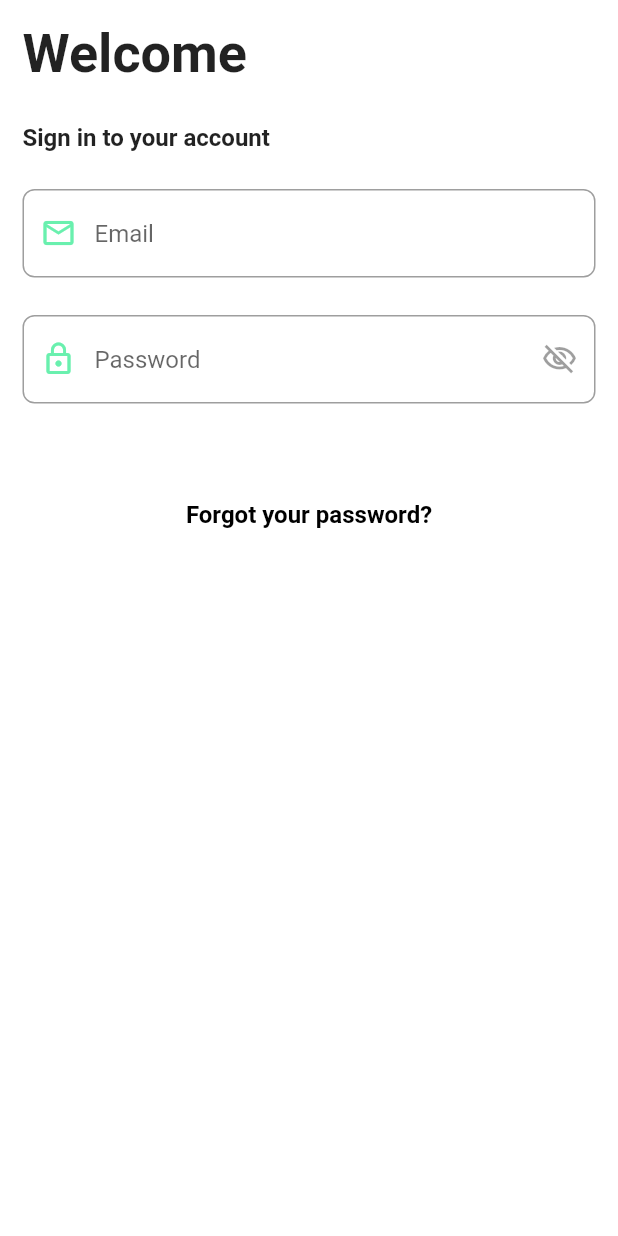
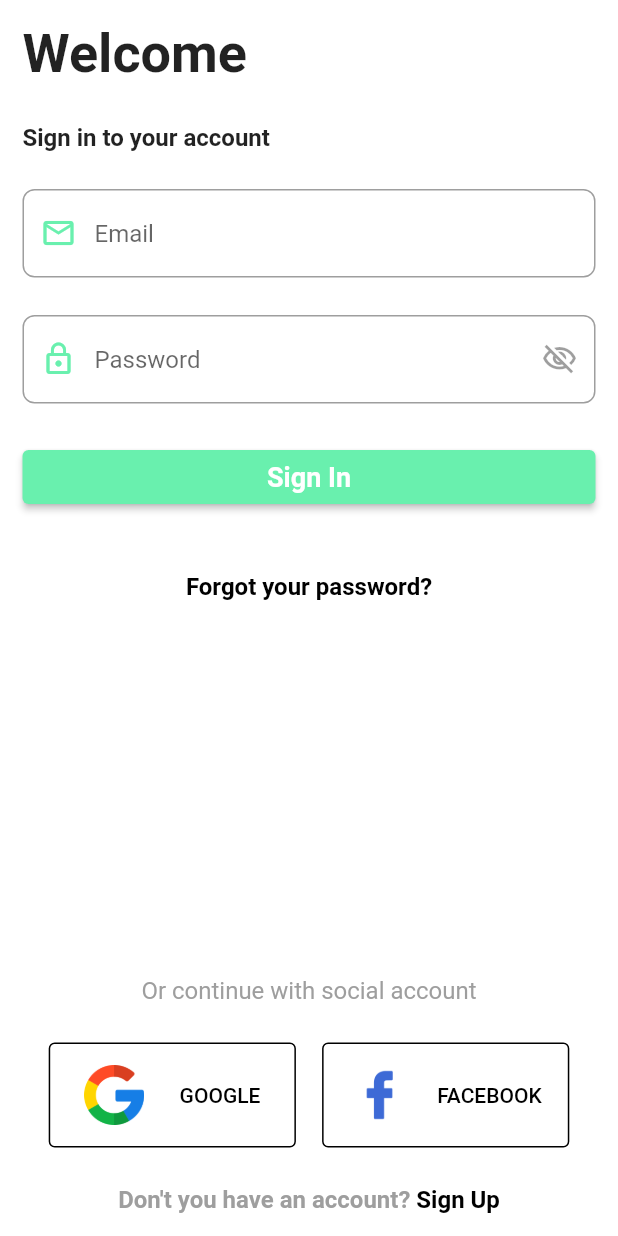
Before and after one commit to itsmohsin/manasuApp, a Flutter app: the screen it shows after launch, on a phone screen of 412 x 824 dp. Run offline on Flutter 3.47's test engine with Material 2 defaults, Android fonts, the phone set to English and light mode, and no system bars.

Commit message:
added social login in auth_screen

```diff
--- a/lib/components/button.dart
+++ b/lib/components/button.dart
@@ -0,0 +1,37 @@
+import 'package:flutter/material.dart';
+import 'package:manasu/utils/config.dart';
+
+class Button extends StatelessWidget {
+  const Button(
+      {super.key,
+      required this.width,
+      required this.title,
+      required this.disabled,
+      required this.onPressed});
+
+  final double width;
+  final String title;
+  final bool disabled;
+  final Function() onPressed;
+
+  @override
+  Widget build(BuildContext context) {
+    return SizedBox(
+      width: width,
+      child: ElevatedButton(
+        style: ElevatedButton.styleFrom(
+          backgroundColor: Config.primaryColor,
+          foregroundColor: Colors.white,
+        ),
+        onPressed: disabled ? null : () => onPressed,
+        child: Text(
+          title,
+          style: const TextStyle(
+            fontSize: 18,
+            fontWeight: FontWeight.bold,
+          ),
+        ),
+      ),
+    );
+  }
+}
--- a/lib/components/login_form.dart
+++ b/lib/components/login_form.dart
@@ -1,4 +1,5 @@
 import 'package:flutter/material.dart';
+import 'package:manasu/components/button.dart';
 import 'package:manasu/utils/config.dart';
 
 class LoginForm extends StatefulWidget {
@@ -61,6 +62,12 @@ class _LoginFormState extends State<LoginForm> {
           ),
           Config.spaceSmall,
           // login button
+          Button(
+            width: double.infinity,
+            title: 'Sign In',
+            onPressed: () {},
+            disabled: false,
+          ),
         ],
       ),
     );
--- /dev/null
+++ b/lib/components/social_button.dart
@@ -0,0 +1,40 @@
+import 'package:flutter/material.dart';
+import 'package:manasu/utils/config.dart';
+
+class SocialButton extends StatelessWidget {
+  const SocialButton({super.key, required this.social});
+
+  final String social;
+
+  @override
+  Widget build(BuildContext context) {
+    Config().init(context);
+    return OutlinedButton(
+      style: OutlinedButton.styleFrom(
+        padding: const EdgeInsets.symmetric(vertical: 15),
+        side: const BorderSide(width: 1, color: Colors.black),
+      ),
+      onPressed: () {},
+      child: SizedBox(
+        width: Config.widthSize * 0.4,
+        child: Row(
+          mainAxisAlignment: MainAxisAlignment.spaceEvenly,
+          children: <Widget>[
+            Image.asset(
+              // downloaded social icons
+              'assets/$social.png',
+              width: 40,
+              height: 40,
+            ),
+            Text(
+              social.toUpperCase(),
+              style: const TextStyle(
+                color: Colors.black,
+              ),
+            )
+          ],
+        ),
+      ),
+    );
+  }
+}
--- a/lib/screens/auth_page.dart
+++ b/lib/screens/auth_page.dart
@@ -1,5 +1,6 @@
 import 'package:flutter/material.dart';
 import 'package:manasu/components/login_form.dart';
+import 'package:manasu/components/social_button.dart';
 import 'package:manasu/utils/config.dart';
 import 'package:manasu/utils/text.dart';
 
@@ -42,7 +43,7 @@ class _AuthPageState extends State<AuthPage> {
               ),
             ),
             Config.spaceSmall,
-            LoginForm(), // login components
+            const LoginForm(), // login components
             Config.spaceSmall,
             Center(
               child: TextButton(
@@ -57,6 +58,48 @@ class _AuthPageState extends State<AuthPage> {
                 ),
               ),
             ),
+            // add social button sign in
+            const Spacer(),
+            Center(
+              child: Text(
+                AppText.enText['social_login']!,
+                style: TextStyle(
+                  fontSize: 16,
+                  fontWeight: FontWeight.normal,
+                  color: Colors.grey.shade500,
+                ),
+              ),
+            ),
+            Config.spaceSmall,
+            const Row(
+              mainAxisAlignment: MainAxisAlignment.spaceEvenly,
+              children: <Widget>[
+                SocialButton(social: 'google'),
+                SocialButton(social: 'facebook'),
+              ],
+            ),
+            Config.spaceSmall,
+            Row(
+              mainAxisAlignment: MainAxisAlignment.center,
+              children: [
+                Text(
+                  AppText.enText['signUp_text']!,
+                  style: TextStyle(
+                    fontSize: 16,
+                    fontWeight: FontWeight.bold,
+                    color: Colors.grey.shade500,
+                  ),
+                ),
+                const Text(
+                  ' Sign Up',
+                  style: TextStyle(
+                    fontSize: 16,
+                    fontWeight: FontWeight.bold,
+                    color: Colors.black,
+                  ),
+                )
+              ],
+            )
           ],
         ),
       ),
--- a/lib/utils/text.dart
+++ b/lib/utils/text.dart
@@ -7,7 +7,7 @@ class AppText {
     'registered_text': 'Already have an account?',
     'register_text':
         'You can easilly sign up, and connect to the Doctors nearby',
-    'signUp_text': 'Don\'t have an account?',
+    'signUp_text': 'Don\'t you have an account?',
     'social_login': 'Or continue with social account',
     'forgot_password': 'Forgot your password?',
   };
```
Also changed, not shown: assets/facebook.png (added), assets/google.png (added).
